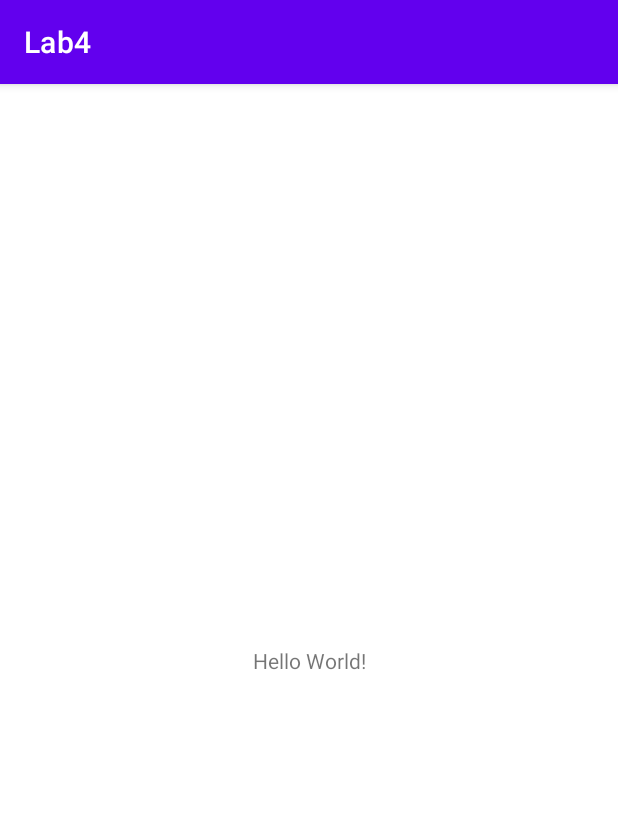
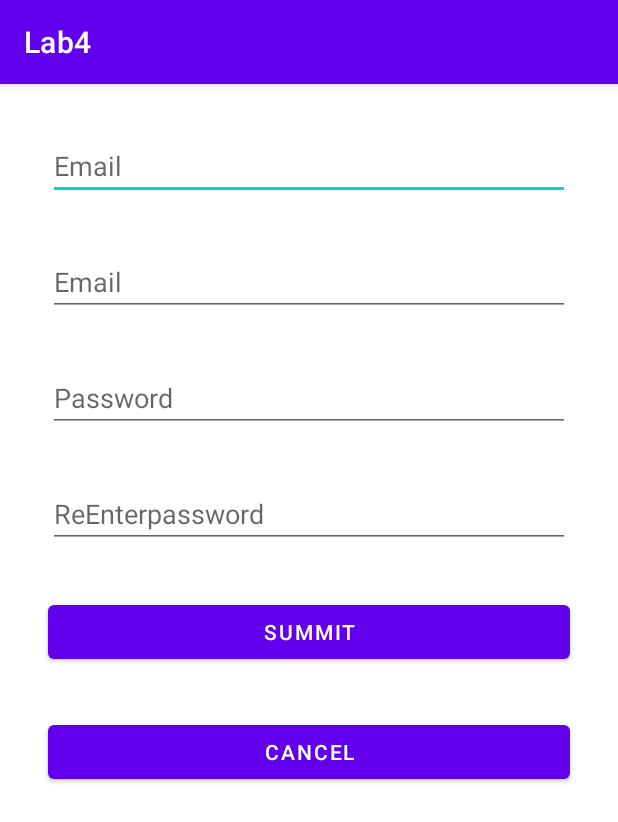
Before and after one commit to DenittaS/Lab4, an Android app: the screen it shows after launch (MainActivity), on a phone screen of 412 x 824 dp. Shown: the top 822 px of the screen. Run offline under Robolectric (Android 15) with nearby library versions, the phone set to English and light mode, and no system bars.

Commit message:
Design the login page

```diff
--- a/app/src/main/res/layout/activity_main.xml
+++ b/app/src/main/res/layout/activity_main.xml
@@ -1,18 +1,82 @@
 <?xml version="1.0" encoding="utf-8"?>
-<androidx.constraintlayout.widget.ConstraintLayout xmlns:android="http://schemas.android.com/apk/res/android"
+<LinearLayout xmlns:android="http://schemas.android.com/apk/res/android"
     xmlns:app="http://schemas.android.com/apk/res-auto"
     xmlns:tools="http://schemas.android.com/tools"
     android:layout_width="match_parent"
     android:layout_height="match_parent"
+    android:layout_marginLeft="16dp"
+    android:layout_marginTop="16dp"
+    android:layout_marginRight="16dp"
+    android:layout_marginBottom="16dp"
+    android:orientation="vertical"
     tools:context=".MainActivity">
 
-    <TextView
-        android:layout_width="wrap_content"
+    <EditText
+        android:id="@+id/edtEmaill"
+        android:layout_width="match_parent"
         android:layout_height="wrap_content"
-        android:text="Hello World!"
-        app:layout_constraintBottom_toBottomOf="parent"
-        app:layout_constraintEnd_toEndOf="parent"
-        app:layout_constraintStart_toStartOf="parent"
-        app:layout_constraintTop_toTopOf="parent" />
+        android:layout_marginLeft="16dp"
+        android:layout_marginTop="16dp"
+        android:layout_marginRight="16dp"
+        android:layout_marginBottom="16dp"
+        android:ems="10"
+        android:hint="@string/edtEmaill"
+        android:inputType="textEmailAddress" />
 
-</androidx.constraintlayout.widget.ConstraintLayout>
+    <EditText
+        android:id="@+id/edtName"
+        android:layout_width="match_parent"
+        android:layout_height="wrap_content"
+        android:layout_marginLeft="16dp"
+        android:layout_marginTop="16dp"
+        android:layout_marginRight="16dp"
+        android:layout_marginBottom="16dp"
+        android:ems="10"
+        android:hint="@string/edtName"
+        android:inputType="textEmailAddress" />
+
+    <EditText
+        android:id="@+id/edtPassword"
+        android:layout_width="match_parent"
+        android:layout_height="wrap_content"
+        android:layout_marginLeft="16dp"
+        android:layout_marginTop="16dp"
+        android:layout_marginRight="16dp"
+        android:layout_marginBottom="16dp"
+        android:ems="10"
+        android:hint="@string/edtPassword"
+        android:inputType="textPassword" />
+
+    <EditText
+        android:id="@+id/edtRepassword"
+        android:layout_width="match_parent"
+        android:layout_height="wrap_content"
+        android:layout_marginLeft="16dp"
+        android:layout_marginTop="16dp"
+        android:layout_marginRight="16dp"
+        android:layout_marginBottom="16dp"
+        android:ems="10"
+        android:hint="@string/edtRepassword"
+        android:inputType="textPassword" />
+
+    <Button
+        android:id="@+id/Summit"
+        android:layout_width="match_parent"
+        android:layout_height="wrap_content"
+        android:layout_marginLeft="16dp"
+        android:layout_marginTop="16dp"
+        android:layout_marginRight="16dp"
+        android:layout_marginBottom="16dp"
+        android:text="SUMMIT" />
+
+    <Button
+        android:id="@+id/button2"
+        android:layout_width="match_parent"
+        android:layout_height="wrap_content"
+        android:layout_marginLeft="16dp"
+        android:layout_marginTop="16dp"
+        android:layout_marginRight="16dp"
+        android:layout_marginBottom="16dp"
+        android:text="CANCEL" />
+
+</LinearLayout>
--- a/app/src/main/res/values/strings.xml
+++ b/app/src/main/res/values/strings.xml
@@ -1,3 +1,8 @@
 <resources>
     <string name="app_name">Lab4</string>
+    <string name="edtName">Email</string>
+    <string name="edtPassword">Password</string>
+    <string name="edtRepassword">ReEnterpassword</string>
+    <string name="edtNamee">Name</string>
+    <string name="edtEmaill">Email</string>
 </resources>
```
